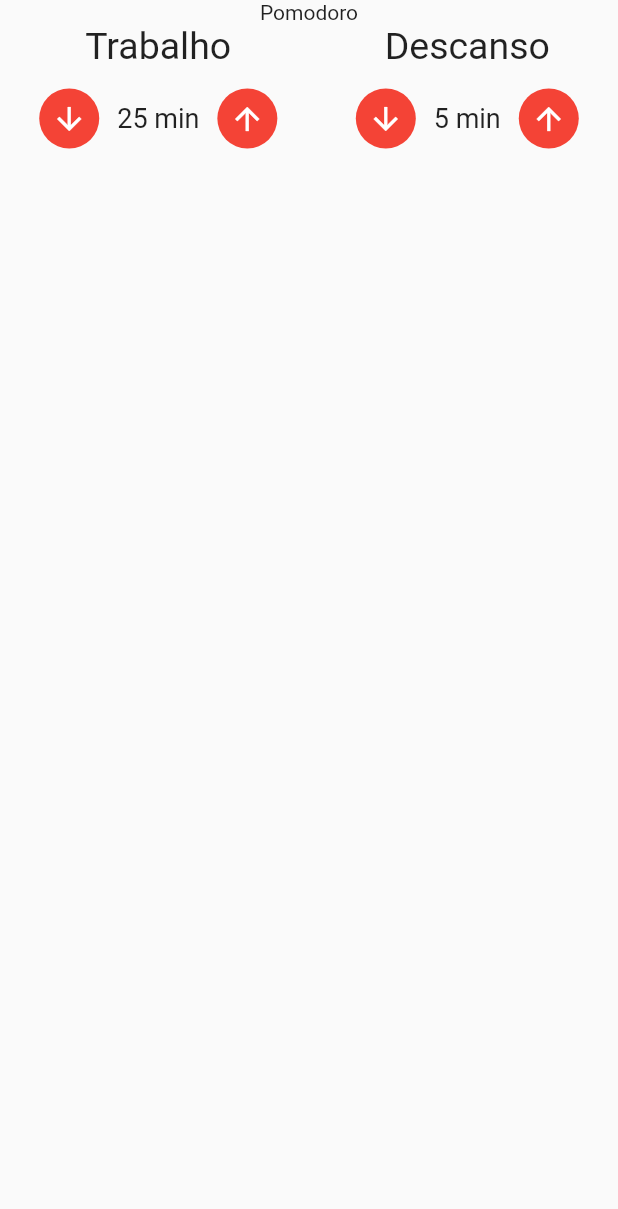
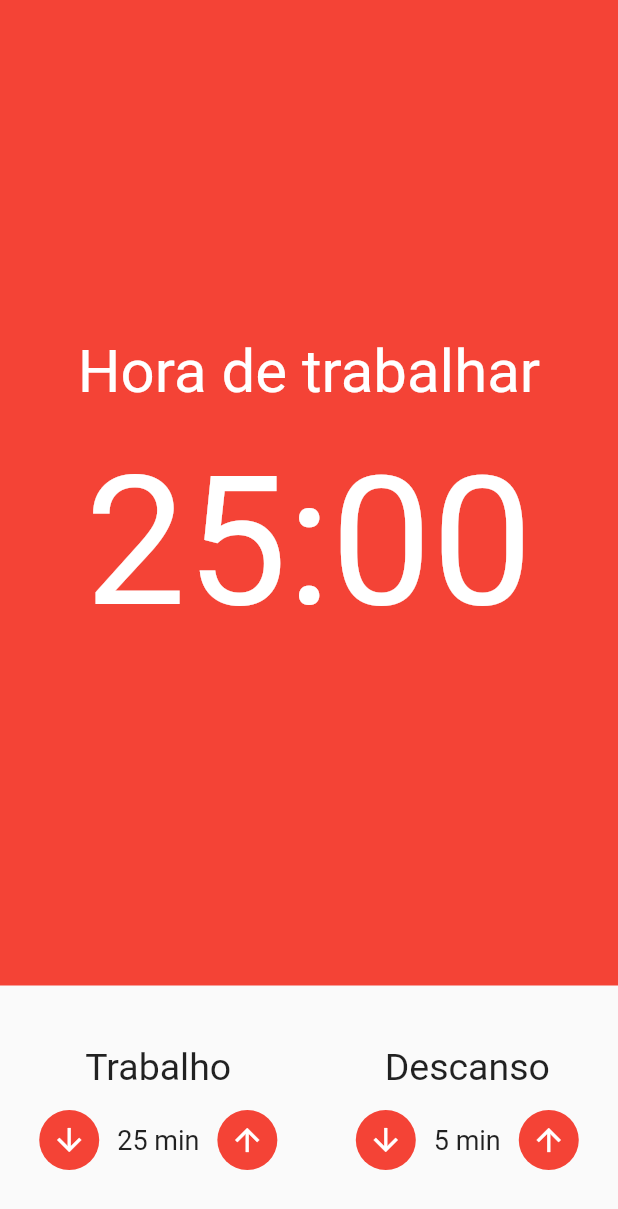
Before and after one commit to richardborgesdev/flutter-cod3r-pomodoro, a Flutter app: the screen it shows after launch, on a phone screen of 412 x 824 dp. Shown: the top 1209 px of the screen. Run offline on Flutter 3.47's test engine with Material 2 defaults, Android fonts, the phone set to English and light mode, and no system bars; our stand-ins replace flutter_mobx, mobx; generated files the repository leaves out were written again.

Commit message:
chore: camel case to snake case, format UI

```diff
--- /dev/null
+++ b/lib/components/cronometro.dart
@@ -0,0 +1,33 @@
+import 'package:flutter/material.dart';
+
+class Cronometro extends StatelessWidget {
+  const Cronometro({super.key});
+
+  @override
+  Widget build(BuildContext context) {
+    return Container(
+      color: Colors.red,
+      child: Column(
+        mainAxisAlignment: MainAxisAlignment.center,
+        crossAxisAlignment: CrossAxisAlignment.center,
+        children: [
+          Text(
+            'Hora de trabalhar',
+            style: TextStyle(
+              fontSize: 40,
+              color: Colors.white,
+            ),
+          ),
+          SizedBox(height: 20),
+          Text(
+            '25:00',
+            style: TextStyle(
+              fontSize: 120,
+              color: Colors.white,
+            ),
+          ),
+        ],
+      ),
+    );
+  }
+}
--- a/lib/main.dart
+++ b/lib/main.dart
@@ -1,5 +1,5 @@
 import 'package:flutter/material.dart';
-import './pages/Pomodoro.dart';
+import 'pages/pomodoro.dart';
 
 void main() {
   runApp(const PomodoroApp());
--- a/lib/pages/Pomodoro.dart
+++ /dev/null
@@ -1,30 +0,0 @@
-import 'package:flutter/material.dart';
-import 'package:flutter_cod3r_pomodoro/components/EntradaTempo.dart';
-
-class Pomodoro extends StatelessWidget {
-  const Pomodoro({super.key});
-
-  @override
-  Widget build(BuildContext context) {
-    return Scaffold(
-      body: Column(
-        children: [
-          Text('Pomodoro'),
-          Row(
-            mainAxisAlignment: MainAxisAlignment.spaceAround,
-            children: [
-              EntradaTempo(
-                valor: 25,
-                titulo: 'Trabalho',
-              ),
-              EntradaTempo(
-                valor: 5,
-                titulo: 'Descanso',
-              ),
-            ],
-          ),
-        ],
-      ),
-    );
-  }
-}
--- /dev/null
+++ b/lib/pages/pomodoro.dart
@@ -0,0 +1,37 @@
+import 'package:flutter/material.dart';
+import 'package:flutter_cod3r_pomodoro/components/cronometro.dart';
+import 'package:flutter_cod3r_pomodoro/components/entrada_tempo.dart';
+
+class Pomodoro extends StatelessWidget {
+  const Pomodoro({super.key});
+
+  @override
+  Widget build(BuildContext context) {
+    return Scaffold(
+      body: Column(
+        crossAxisAlignment: CrossAxisAlignment.stretch,
+        children: [
+          Expanded(
+            child: Cronometro(),
+          ),
+          Padding(
+            padding: const EdgeInsets.symmetric(vertical: 40),
+            child: Row(
+              mainAxisAlignment: MainAxisAlignment.spaceAround,
+              children: [
+                EntradaTempo(
+                  valor: 25,
+                  titulo: 'Trabalho',
+                ),
+                EntradaTempo(
+                  valor: 5,
+                  titulo: 'Descanso',
+                ),
+              ],
+            ),
+          ),
+        ],
+      ),
+    );
+  }
+}
```
Also changed, not shown: lib/components/contador.dart (renamed from lib/components/Contador.dart), lib/components/entrada_tempo.dart (renamed from lib/components/EntradaTempo.dart), 1 other file.
